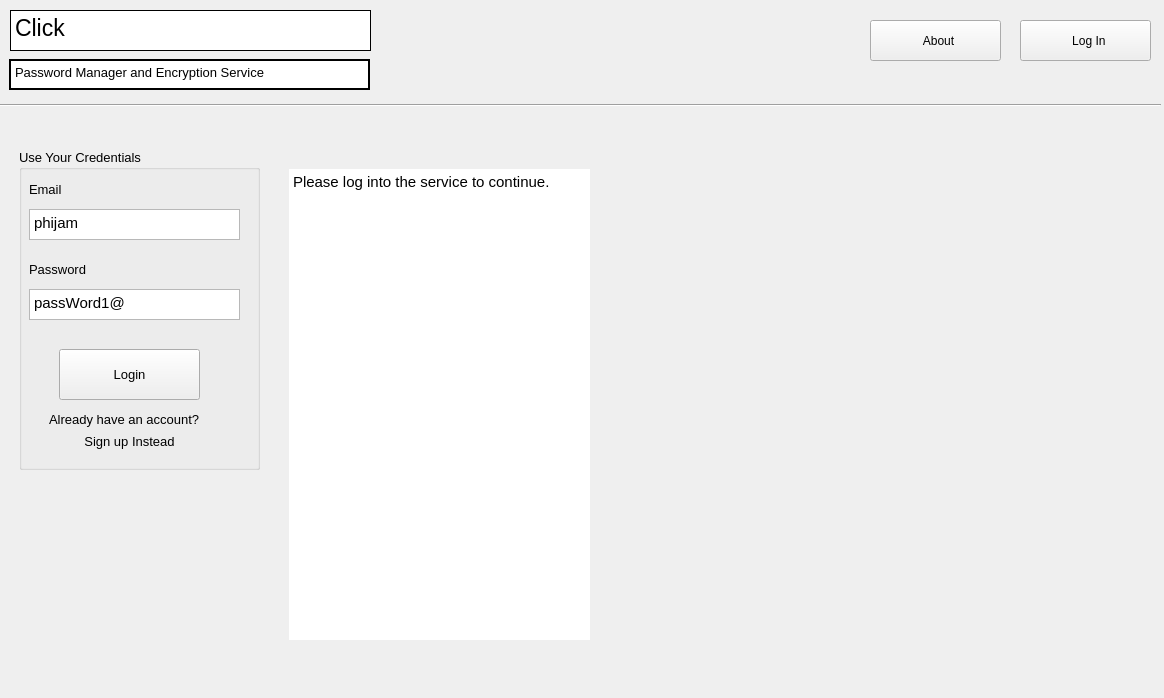
The window that mainwindow.ui (PhiJam1/Click) describes before a commit, drawn with Qt 5.
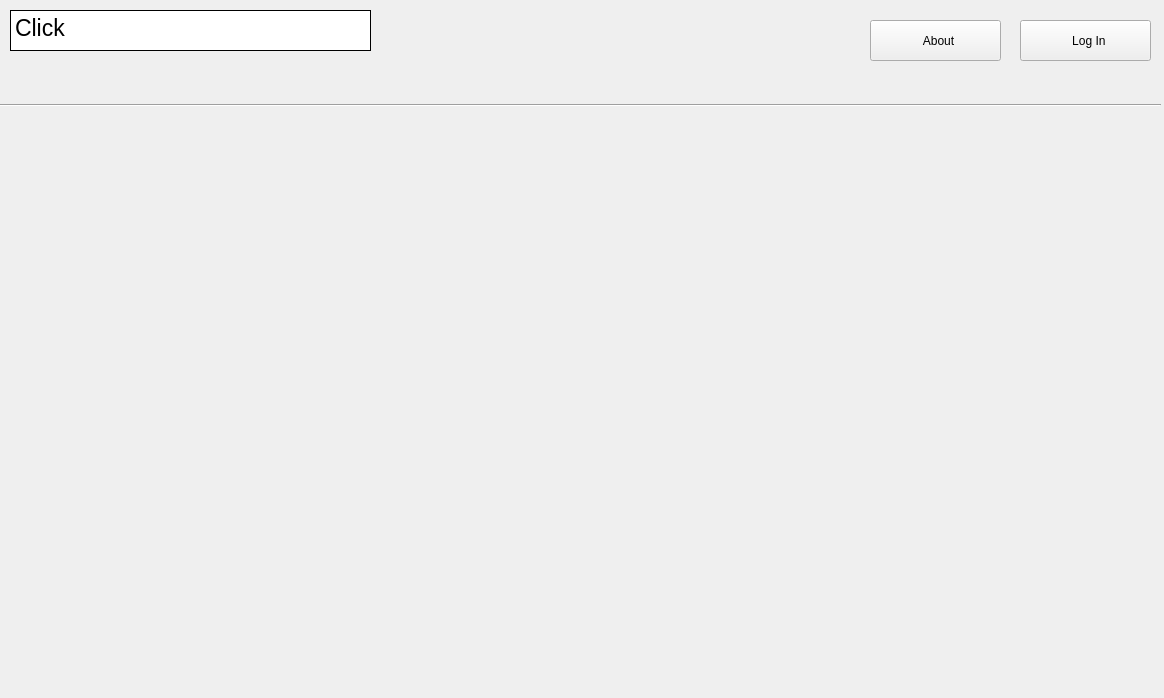
The same window after the commit. The open tabs and pages were chosen to show the change. Icons and pictures are not drawn.

The edit to the form file:
```diff
--- a/mainwindow.ui
+++ b/mainwindow.ui
@@ -1684,6 +1684,7 @@
       </property>
      </widget>
     </widget>
+    <widget class="QWidget" name="page"/>
    </widget>
    <widget class="QPushButton" name="AboutBTN">
     <property name="geometry">
```
Left out of the diff: 2 changed lines with no effect on the pictures.
